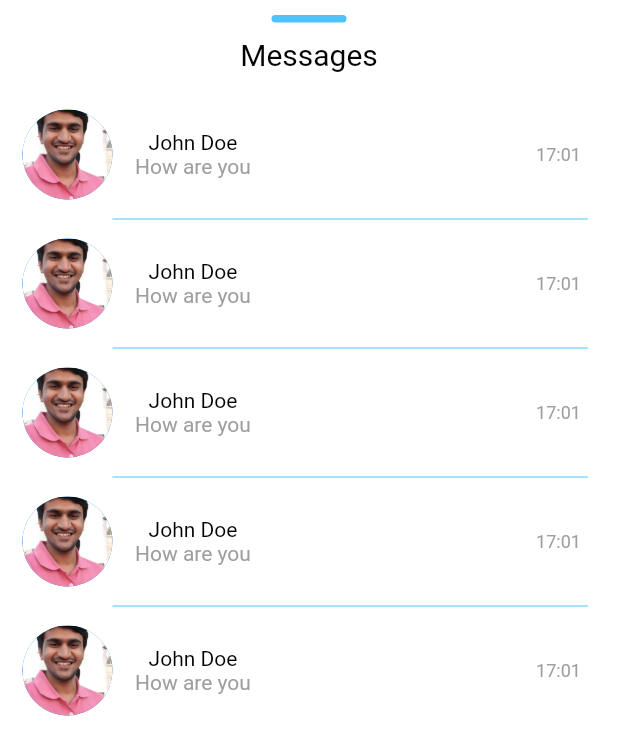
After one commit to aakashshah94/text_me, a Flutter app: the ConversationBottomSheet screen opened directly, on a phone screen of 412 x 824 dp. The commit adds this screen. Shown: the top 755 px of the screen. Run offline on Flutter 3.47's test engine with Material 2 defaults, Android fonts, the phone set to English and light mode, and no system bars.

Commit message:
fixing pixel issues

```diff
--- a/lib/config/Assets/Palette.dart
+++ b/lib/config/Assets/Palette.dart
@@ -22,4 +22,8 @@ class Palette {
   static Color otherMessageColor = Color(0xff3f3f3f);
 
   static Color greyColor = Colors.grey;
+
+  static Color accentColor = Color(0xff4fc3f7);
+
+  static Color chatBackgroundColor = Color(0xfffafafa);
 }
--- /dev/null
+++ b/lib/config/Assets/Styles.dart
@@ -0,0 +1,18 @@
+import 'package:flutter/material.dart';
+
+import 'Palette.dart';
+
+class Styles {
+  static TextStyle textHeading = TextStyle(
+      color: Palette.primaryTextColor, fontSize: 20); // Text style for the name
+
+  static TextStyle subHeading =
+      TextStyle(color: Palette.primaryTextColor, fontSize: 14);
+
+  static TextStyle text = TextStyle(color: Palette.secondaryTextColor);
+
+  static TextStyle subText = TextStyle(color: Palette.greyColor);
+
+  static TextStyle date = TextStyle(
+      color: Palette.greyColor, fontSize: 12.0, fontStyle: FontStyle.normal);
+}
--- a/lib/pages/ConversationPage.dart
+++ b/lib/pages/ConversationPage.dart
@@ -1,6 +1,8 @@
 import 'package:flutter/material.dart';
+import 'package:text_me/config/Assets/Palette.dart';
 import 'package:text_me/widgets/ChatAppBar.dart';
 import 'package:text_me/widgets/ChatListWidget.dart';
+import 'package:text_me/widgets/CoversationBottomSheet.dart';
 import 'package:text_me/widgets/InputWidget.dart';
 
 class ConversationPage extends StatefulWidget {
@@ -11,21 +13,34 @@ class ConversationPage extends StatefulWidget {
 }
 
 class _ConversationPageState extends State<ConversationPage> {
+  final GlobalKey<ScaffoldState> _scaffoldKey = new GlobalKey<ScaffoldState>();
+
   @override
   Widget build(BuildContext context) {
     return SafeArea(
         child: Scaffold(
+      key: _scaffoldKey,
       appBar: ChatAppBar(),
-      body: Stack(
+      body: Container(
+        color: Palette.chatBackgroundColor,
+        child: Stack(
           children: <Widget>[
             Column(
               children: <Widget>[
                 ChatListWidget(),
-              InputWidget(),
+                GestureDetector(
+                    child: InputWidget(),
+                    onPanUpdate: (details) {
+                      _scaffoldKey.currentState
+                          .showBottomSheet<Null>((BuildContext context) {
+                        return ConversationBottomSheet();
+                      });
+                    }),
               ],
             )
           ],
         ),
+      ),
     ));
   }
 }
--- /dev/null
+++ b/lib/widgets/ChatRowWidget.dart
@@ -0,0 +1,59 @@
+import 'package:flutter/material.dart';
+import 'package:intl/intl.dart';
+import 'package:text_me/config/Assets/Assets.dart';
+import 'package:text_me/config/Assets/Styles.dart';
+
+class ChatRowWidget extends StatelessWidget {
+  @override
+  Widget build(BuildContext context) {
+    return Container(
+      padding: EdgeInsets.fromLTRB(15, 5, 0, 5),
+      child: Row(children: <Widget>[
+        Expanded(
+          flex: 8,
+          child: Row(
+            mainAxisSize: MainAxisSize.max,
+            children: <Widget>[
+              CircleAvatar(
+                radius: 30,
+                backgroundImage: Image.asset(
+                  Assets.user,
+                ).image,
+              ),
+              SizedBox(
+                width: 15,
+              ),
+              Container(
+                child: Column(
+                  children: <Widget>[
+                    Text(
+                      'John Doe',
+                      style: Styles.subHeading,
+                    ),
+                    Text(
+                      "How are you",
+                      style: Styles.subText,
+                    )
+                  ],
+                ),
+              )
+            ],
+          ),
+        ),
+        Expanded(
+          flex: 2,
+          child: Column(
+              mainAxisSize: MainAxisSize.max,
+              mainAxisAlignment: MainAxisAlignment.start,
+              children: <Widget>[
+                Text(
+                  DateFormat("kk:mm").format(
+                      DateTime.fromMillisecondsSinceEpoch(1565888474278)),
+                  style: Styles.date,
+                )
+              ]),
+        ),
+      ]),
+    );
+  }
+}
--- /dev/null
+++ b/lib/widgets/CoversationBottomSheet.dart
@@ -0,0 +1,43 @@
+import 'package:flutter/material.dart';
+import 'package:text_me/config/Assets/Palette.dart';
+import 'package:text_me/config/Assets/Styles.dart';
+import 'package:text_me/widgets/CHatRowWidget.dart';
+
+import 'NavigationPillWidget.dart';
+
+class ConversationBottomSheet extends StatefulWidget {
+  const ConversationBottomSheet();
+
+  @override
+  _ConversationBottomSheetState createState() =>
+      _ConversationBottomSheetState();
+}
+
+class _ConversationBottomSheetState extends State<ConversationBottomSheet> {
+  @override
+  Widget build(BuildContext context) {
+    return Material(
+        child: Scaffold(
+            backgroundColor: Colors.white,
+            body: ListView(children: <Widget>[
+              NavigationPillWidget(),
+              Center(child: Text('Messages', style: Styles.textHeading)),
+              SizedBox(
+                height: 20,
+              ),
+              ListView.separated(
+                shrinkWrap: true,
+                physics: ClampingScrollPhysics(),
+                itemCount: 5,
+                separatorBuilder: (context, index) => Padding(
+                    padding: EdgeInsets.only(left: 75, right: 20),
+                    child: Divider(
+                      color: Palette.accentColor,
+                    )),
+                itemBuilder: (context, index) {
+                  return ChatRowWidget();
+                },
+              )
+            ])));
+  }
+}
--- /dev/null
+++ b/lib/widgets/NavigationPillWidget.dart
@@ -0,0 +1,35 @@
+import 'package:flutter/material.dart';
+import 'package:text_me/config/Assets/Palette.dart';
+
+class NavigationPillWidget extends StatelessWidget {
+  @override
+  Widget build(BuildContext context) {
+    return Container(
+      child: Column(
+        mainAxisAlignment: MainAxisAlignment.center,
+        crossAxisAlignment: CrossAxisAlignment.stretch,
+        children: <Widget>[
+          Container(
+            child: Center(
+              child: Wrap(
+                children: <Widget>[
+                  Container(
+                    margin: EdgeInsets.only(top: 10, bottom: 10),
+                    width: 50,
+                    height: 5,
+                    decoration: new BoxDecoration(
+                        color: Palette.accentColor,
+                        shape: BoxShape.rectangle,
+                        borderRadius: BorderRadius.all(
+                          Radius.circular(8.0),
+                        )),
+                  )
+                ],
+              ),
+            ),
+          )
+        ],
+      ),
+    );
+  }
+}
```
Lines whose indentation alone changed are shown as unchanged.
